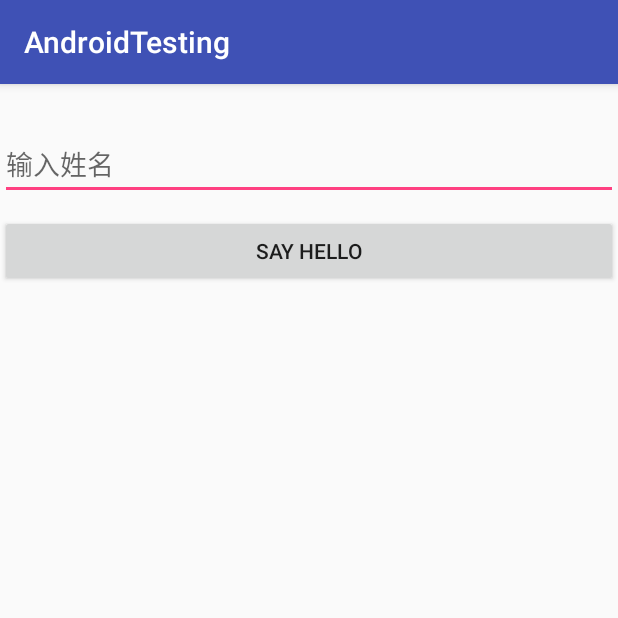
After one commit to BlogForMe/AndroidTesting, an Android app: the InstrumentActivity screen opened directly, with no data from a screen before it, on a phone screen of 412 x 824 dp, the top half of it. The commit adds this screen. Run offline under Robolectric (Android 15) with nearby library versions, the phone set to English and light mode, and no system bars.

Commit message:
单元测试

```diff
--- a/app/src/main/AndroidManifest.xml
+++ b/app/src/main/AndroidManifest.xml
@@ -18,6 +18,8 @@
             </intent-filter>
         </activity>
         <activity android:name="com.jon.test.SecondActivity"></activity>
+
+        <activity android:name=".espresso.InstrumentActivity" />
     </application>
 
 </manifest>
--- /dev/null
+++ b/app/src/main/java/com/jon/test/espresso/InstrumentActivity.java
@@ -0,0 +1,27 @@
+package com.jon.test.espresso;
+
+import android.os.Bundle;
+import android.support.v7.app.AppCompatActivity;
+import android.view.View;
+import android.widget.EditText;
+import android.widget.TextView;
+
+import com.jon.test.R;
+
+
+public class InstrumentActivity extends AppCompatActivity {
+
+    @Override
+    protected void onCreate(Bundle savedInstanceState) {
+        super.onCreate(savedInstanceState);
+        setContentView(R.layout.activity_instrument);
+    }
+
+
+    public void sayClick(View v) {
+        TextView textView = findViewById(R.id.tv_name);
+        EditText editText = findViewById(R.id.et_name);
+        textView.setText("Say HELLO!" + editText.getText().toString() + "!");
+    }
+
+}
--- /dev/null
+++ b/app/src/main/res/layout/activity_instrument.xml
@@ -0,0 +1,29 @@
+<?xml version="1.0" encoding="utf-8"?>
+<android.support.constraint.ConstraintLayout xmlns:android="http://schemas.android.com/apk/res/android"
+    xmlns:app="http://schemas.android.com/apk/res-auto"
+    xmlns:tools="http://schemas.android.com/tools"
+    android:layout_width="match_parent"
+    android:layout_height="match_parent"
+    tools:context=".espresso.InstrumentActivity">
+
+    <TextView
+        android:id="@+id/tv_name"
+        android:layout_width="wrap_content"
+        android:layout_height="wrap_content" />
+
+    <EditText
+        android:id="@+id/et_name"
+        android:layout_width="match_parent"
+        android:layout_height="wrap_content"
+        android:layout_marginTop="10dp"
+        android:hint="输入姓名"
+        app:layout_constraintTop_toBottomOf="@+id/tv_name" />
+
+    <Button
+        android:layout_width="match_parent"
+        android:layout_height="wrap_content"
+        android:layout_marginTop="10dp"
+        android:onClick="sayClick"
+        android:text="Say HELLO"
+        app:layout_constraintTop_toBottomOf="@+id/et_name" />
+</android.support.constraint.ConstraintLayout>
```
Also changed, not shown: app/build.gradle (+8 -2 lines), app/src/main/java/com/jon/test/MainActivity.java (+2 -2 lines), 3 other files.
